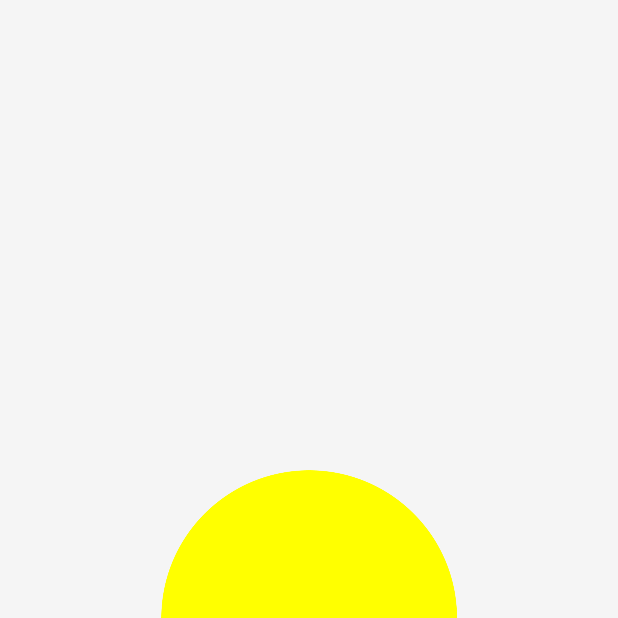
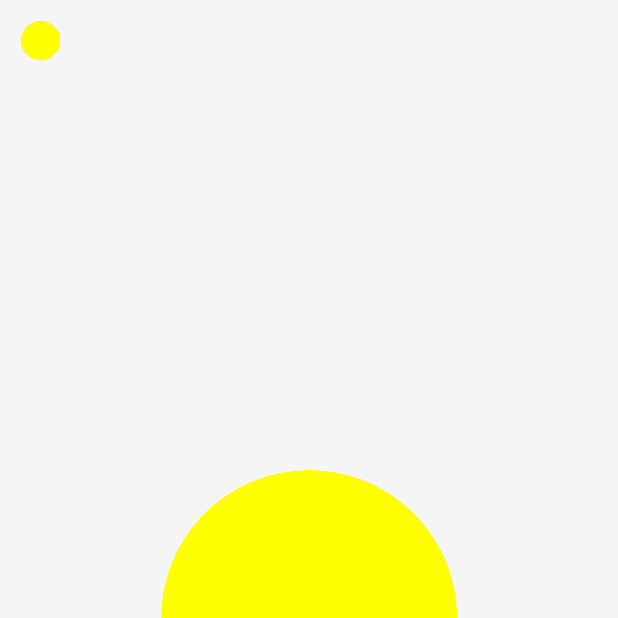
Before and after one commit to wilbur04/BallColourGame, an Android app: the screen it shows after launch (MainActivity), on a phone screen of 412 x 824 dp, the top half of it. Run offline under Robolectric (Android 15) with nearby library versions, the phone set to English and light mode, and no system bars; 4 statements that could not run were skipped.

Commit message:
multiple active colours

```diff
--- a/app/src/main/java/com/llamaniac/games/ballcolourgame/BallFactory.java
+++ b/app/src/main/java/com/llamaniac/games/ballcolourgame/BallFactory.java
@@ -37,12 +37,6 @@ public class BallFactory {
                 colourlist.add(blueList.get(x));
                 colourlist.add(greenList.get(x));
             }
-        }else{
-
-            colourlist.add(redList.get(0));
-            colourlist.add(yellowList.get(0));
-            colourlist.add(blueList.get(0));
-            colourlist.add(greenList.get(0));
         }
 
     }
@@ -103,5 +97,10 @@ public class BallFactory {
         return rand.nextInt(max - min +1)+min;
     }
 
+    public int getActiveColour(){
+        int rand = getRandom(0,colourlist.size()-1);
+        return  colourlist.get(rand);
+    }
+
 
 }
--- a/app/src/main/java/com/llamaniac/games/ballcolourgame/MainActivity.java
+++ b/app/src/main/java/com/llamaniac/games/ballcolourgame/MainActivity.java
@@ -1,24 +1,25 @@
 package com.llamaniac.games.ballcolourgame;
 
-import android.content.Intent;
 import android.graphics.Color;
 import android.support.v7.app.AppCompatActivity;
 import android.os.Bundle;
 import android.view.View;
 import android.widget.Button;
+import android.widget.ImageView;
 import android.widget.TextView;
 
 public class MainActivity extends AppCompatActivity implements View.OnClickListener {
     private Button button, restart;
     private int score, curColor;
-    private int activeColour; // your current active colour
+    private int activeColour1, activeColour2, activeColour3; // your current active colour
     private boolean gameOver;
 
     private TextView scoreView;
     private TextView livesView;
+    private ImageView currColourCircle1, currColourCircle2,currColourCircle3;
     private int lives = 3;
-    private int activeColor;
     private BallFactory bf;
+    private boolean  isColour2active, isColour3active;
 
     @Override
     protected void onCreate(Bundle savedInstanceState) {
@@ -28,15 +29,24 @@ public class MainActivity extends AppCompatActivity implements View.OnClickListe
         restart = (Button) findViewById(R.id.restart);
         scoreView = (TextView) findViewById(R.id.score);
         livesView = (TextView) findViewById(R.id.lives);
+        currColourCircle1 = (ImageView) findViewById(R.id.curColour1);
+        currColourCircle2 = (ImageView) findViewById(R.id.curColour2);
+        currColourCircle3 = (ImageView) findViewById(R.id.curColour3);
         button.setOnClickListener(this);
         restart.setOnClickListener(this);
         this.score = 0;
 
-        activeColour = Color.parseColor("#ffff00");
+        activeColour1 = Color.parseColor("#ffff00");
+        activeColour2 = Color.parseColor("#ffffff");
+        activeColour3 = Color.parseColor("#ffffff");
+        isColour2active = false;
+        isColour3active = false;
+
 
         livesView.setText("Lives: " + lives);
 
        createBalls(0);
+
 
         Thread t = new Thread() {
             int scoreStore =0, level=0;
@@ -50,12 +60,12 @@ public class MainActivity extends AppCompatActivity implements View.OnClickListe
                             runOnUiThread(new Runnable() {
                                 @Override
                                 public void run() {
-                                    if (score ==scoreStore+2 ) {
+                                    if (score == scoreStore+2 ) {
                                         scoreStore = score;
                                         level++;
                                         createBalls(level);
                                     }
-                                    if (curColor == activeColour) {
+                                    if (curColor == activeColour1 || curColor == activeColour2 || curColor == activeColour3) {
                                         lives--;
                                         livesView.setText("Lives: " + lives);
                                         if (lives == 0) {
@@ -93,6 +103,16 @@ public class MainActivity extends AppCompatActivity implements View.OnClickListe
         for (int i = 0; i < 100; i++) {
             bf.createBall();
         }
+
+        activeColour1 = bf.getActiveColour();
+        currColourCircle1.setBackgroundColor(activeColour1);
+        if (isColour2active) {
+            activeColour2 = bf.getActiveColour();
+            currColourCircle2.setBackgroundColor(activeColour2);
+        }if (isColour3active) {
+            activeColour3 = bf.getActiveColour();
+            currColourCircle3.setBackgroundColor(activeColour3);
+        }
     }
 
     @Override
@@ -101,13 +121,21 @@ public class MainActivity extends AppCompatActivity implements View.OnClickListe
             switch (v.getId()) {
                 case R.id.button:
                     if (!gameOver) {
-                        if (curColor == activeColour) {
+                        if (curColor == activeColour1 || curColor == activeColour2 || curColor == activeColour3 ) {
                             curColor = BallStore.INSTANCE.getBallsByIndex(0).getColour();
                             BallStore.INSTANCE.removeBallByIndex(0);
                             button.setBackgroundColor(curColor);
                             score++;
                             scoreView.setText("" + score);
-                            System.out.println(score);
+
+                            if (score == 4){
+                                isColour2active =true;
+                                currColourCircle2.setVisibility(View.VISIBLE);
+                            }if (score == 8){
+                                isColour3active = true;
+                                currColourCircle3.setVisibility(View.VISIBLE);
+                            }
+
                         } else {
                             lives--;
                             livesView.setText("Lives: " + lives);
--- a/app/src/main/res/layout/activity_main.xml
+++ b/app/src/main/res/layout/activity_main.xml
@@ -8,6 +8,18 @@
     tools:context="com.llamaniac.games.ballcolourgame.MainActivity">
 
 
+    <ImageView
+        android:id="@+id/imageView5"
+        android:layout_width="30dp"
+        android:layout_height="30dp"
+        android:layout_alignParentLeft="true"
+        android:layout_alignParentStart="true"
+        android:layout_alignParentTop="true"
+        android:layout_marginLeft="12dp"
+        android:layout_marginStart="12dp"
+        android:layout_marginTop="12dp"
+        android:background="#006688"
+        app:srcCompat="@drawable/test" />
 
     <FrameLayout
         android:layout_width="match_parent"
@@ -79,5 +91,41 @@
         android:layout_centerVertical="true"
         android:layout_centerHorizontal="true"/>
 
+    <ImageView
+        android:id="@+id/curColour1"
+        android:layout_width="30dp"
+        android:layout_height="30dp"
+        android:layout_alignParentLeft="true"
+        android:layout_alignParentStart="true"
+        android:layout_alignParentTop="true"
+        android:layout_marginLeft="12dp"
+        android:layout_marginStart="12dp"
+        android:layout_marginTop="12dp"
+        app:srcCompat="@drawable/test"
+        android:background="#006688"/>
+
+    <ImageView
+        android:id="@+id/curColour2"
+        android:layout_width="30dp"
+        android:layout_height="30dp"
+        android:background="#006688"
+        app:srcCompat="@drawable/test"
+        android:layout_alignTop="@+id/imageView5"
+        android:layout_toLeftOf="@+id/imageView2"
+        android:layout_toStartOf="@+id/imageView2"
+        android:visibility="invisible"/>
+
+    <ImageView
+        android:id="@+id/curColour3"
+        android:layout_width="30dp"
+        android:layout_height="30dp"
+        android:background="#006688"
+        app:srcCompat="@drawable/test"
+        android:layout_alignTop="@+id/curColour2"
+        android:layout_toRightOf="@+id/curColour2"
+        android:layout_toEndOf="@+id/curColour2"
+        android:visibility="invisible"
+        />
+
 
 </RelativeLayout>
```
